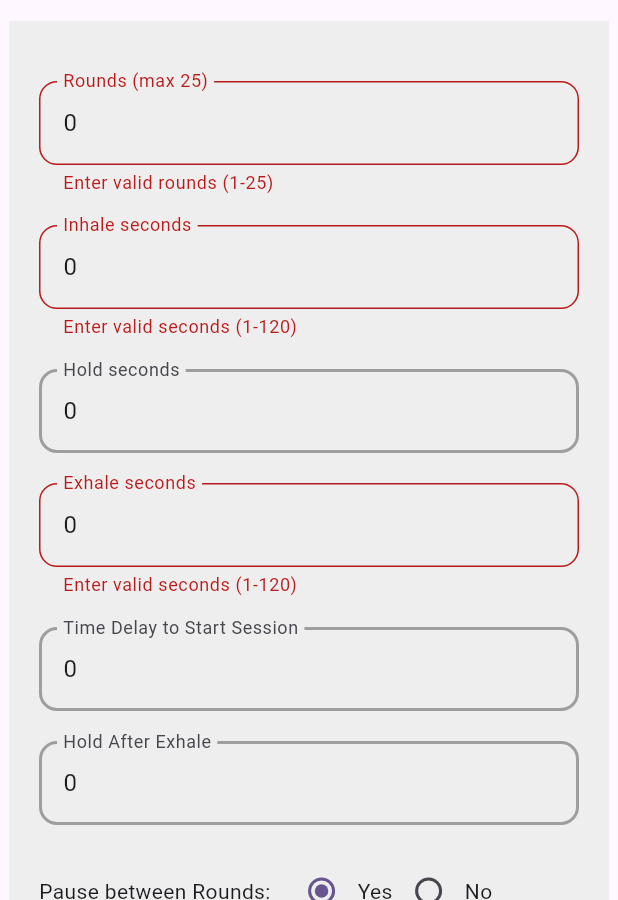
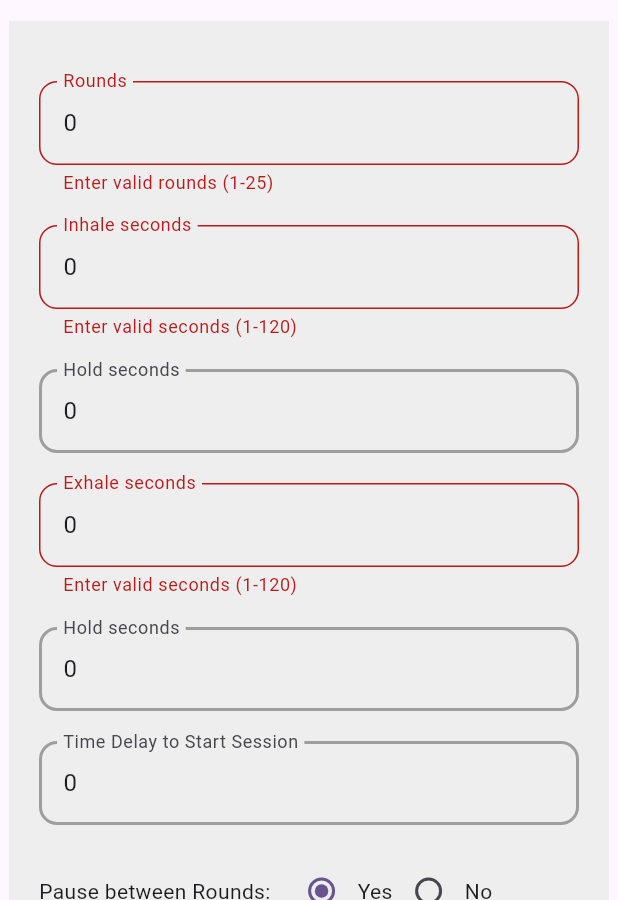
Before and after one commit to urvish-sojitra-seaflux/yoga_session, a Flutter app: the screen it shows after launch, after a tap on "Start Session", on a phone screen of 412 x 824 dp, the part 63-963 px from its top. Run offline on Flutter 3.47's test engine with Material 3 defaults, Android fonts, the phone set to English and light mode, and no system bars; our stand-ins replace flutter_tts.

Commit message:
refactor: simplify session phase handling and improve input validation in YogaScreen

```diff
--- a/lib/splash_screen.dart
+++ b/lib/splash_screen.dart
@@ -78,10 +78,9 @@ class _SplashScreenState extends State<SplashScreen>
                             Colors.blue.shade400,
                             Colors.redAccent,
                             Colors.amberAccent,
-                            Colors.blue.shade900,
+                            Colors.green,
                           ]).createShader(
-                            Rect.fromLTWH(0, 0, bounds.width, bounds.height),
-                          ),
+                              Rect.fromLTWH(0, 0, bounds.width, bounds.height)),
                           child: const Text(
                             'Welcome \nLets Start',
                             style: TextStyle(
--- a/lib/yoga_session/yoga_screen.dart
+++ b/lib/yoga_session/yoga_screen.dart
@@ -1,6 +1,7 @@
 import 'dart:async';
 
 import 'package:flutter/material.dart';
+import 'package:flutter/services.dart';
 import 'package:flutter_tts/flutter_tts.dart';
 
 class YogaScreen extends StatefulWidget {
@@ -60,37 +61,25 @@ class _YogaScreenState extends State<YogaScreen> {
 
   void _startRound() async {
     await _speak('Round $_currentRound start');
-    _startPhase('Inhale', _inhale, () async {
-      _startPhase('Hold', _hold, () async {
-        _startPhase('Exhale', _exhale, () async {
-          if (_holdAfterExhale > 0) {
-            _startPhase('Hold After Exhale', _holdAfterExhale, () async {
-              _afterExhalePause();
-            });
-          } else {
-            _afterExhalePause();
-          }
-        });
-      });
-    });
+    await _startPhase('Inhale', _inhale);
+    await _startPhase('Hold', _hold);
+    await _startPhase('Exhale', _exhale);
+    if (_holdAfterExhale > 0) {
+      await _startPhase('Hold After Exhale', _holdAfterExhale);
+    }
+    await _afterExhalePause();
   }
 
-  void _afterExhalePause() async {
+  Future<void> _afterExhalePause() async {
     if (_currentRound < _rounds) {
       await _speak('Round $_currentRound complete');
       if (_pauseRequired && _pauseSeconds > 0) {
-        _startPhase('Pause', _pauseSeconds, () {
-          setState(() {
-            _currentRound++;
-          });
-          _startRound();
-        });
-      } else {
-        setState(() {
-          _currentRound++;
-        });
-        _startRound();
+        await _startPhase('Pause', _pauseSeconds);
       }
+      setState(() {
+        _currentRound++;
+      });
+      _startRound();
     } else {
       await _speak('All rounds complete');
       setState(() {
@@ -99,13 +88,14 @@ class _YogaScreenState extends State<YogaScreen> {
     }
   }
 
-  void _startPhase(String phase, int seconds, VoidCallback onComplete) async {
+  Future<void> _startPhase(String phase, int seconds) async {
     setState(() {
       _phase = phase;
       _timeLeft = seconds;
     });
     _timer?.cancel();
     await _speak(phase);
+    final completer = Completer<void>();
     _timer = Timer.periodic(const Duration(seconds: 1), (timer) {
       if (_timeLeft > 1) {
         setState(() {
@@ -113,9 +103,10 @@ class _YogaScreenState extends State<YogaScreen> {
         });
       } else {
         timer.cancel();
-        onComplete();
+        completer.complete();
       }
     });
+    await completer.future;
   }
 
   @override
@@ -126,7 +117,7 @@ class _YogaScreenState extends State<YogaScreen> {
 
   Future<void> _setFemaleVoice() async {
     List<dynamic> voices = await _tts.getVoices;
-    // Try to find a female English voice
+
     final femaleVoice = voices.firstWhere(
       (v) =>
           ((v['gender']?.toString().toLowerCase() == 'female')) &&
@@ -143,7 +134,6 @@ class _YogaScreenState extends State<YogaScreen> {
 
       await _tts.setVoice(stringVoice);
     } else {
-      // fallback: set language to English and hope for female default
       await _tts.setLanguage('en-US');
     }
   }
@@ -196,9 +186,9 @@ class _YogaScreenState extends State<YogaScreen> {
           decoration: BoxDecoration(
             gradient: const LinearGradient(
               colors: [
-                Color(0xFF232526), // dark grey
-                Color(0xFF414345), // darker grey
-                Color(0xFF000000), // black
+                Color(0xFF232526),
+                Color(0xFF414345),
+                Color(0xFF000000),
               ],
               begin: Alignment.topLeft,
               end: Alignment.bottomRight,
@@ -244,7 +234,11 @@ class _YogaScreenState extends State<YogaScreen> {
           const SizedBox(height: 20),
           TextFormField(
             initialValue: _rounds.toString(),
-            decoration: commonInputDecoration('Rounds (max 25)'),
+            decoration: commonInputDecoration('Rounds'),
+            inputFormatters: [
+              FilteringTextInputFormatter.digitsOnly,
+              MaxValueInputFormatter(25),
+            ],
             keyboardType: TextInputType.number,
             validator: (v) {
               final val = int.tryParse(v ?? '');
@@ -259,6 +253,10 @@ class _YogaScreenState extends State<YogaScreen> {
           TextFormField(
             initialValue: _inhale.toString(),
             decoration: commonInputDecoration('Inhale seconds'),
+            inputFormatters: [
+              FilteringTextInputFormatter.digitsOnly,
+              MaxValueInputFormatter(120),
+            ],
             keyboardType: TextInputType.number,
             validator: (v) {
               final val = int.tryParse(v ?? '');
@@ -273,6 +271,10 @@ class _YogaScreenState extends State<YogaScreen> {
           TextFormField(
             initialValue: _hold.toString(),
             decoration: commonInputDecoration('Hold seconds'),
+            inputFormatters: [
+              FilteringTextInputFormatter.digitsOnly,
+              MaxValueInputFormatter(120),
+            ],
             keyboardType: TextInputType.number,
             validator: (v) {
               final val = int.tryParse(v ?? '');
@@ -287,6 +289,10 @@ class _YogaScreenState extends State<YogaScreen> {
           TextFormField(
             initialValue: _exhale.toString(),
             decoration: commonInputDecoration('Exhale seconds'),
+            inputFormatters: [
+              FilteringTextInputFormatter.digitsOnly,
+              MaxValueInputFormatter(120),
+            ],
             keyboardType: TextInputType.number,
             validator: (v) {
               final val = int.tryParse(v ?? '');
@@ -299,8 +305,30 @@ class _YogaScreenState extends State<YogaScreen> {
           ),
           const SizedBox(height: 20),
           TextFormField(
+            initialValue: _holdAfterExhale.toString(),
+            decoration: commonInputDecoration('Hold seconds'),
+            inputFormatters: [
+              FilteringTextInputFormatter.digitsOnly,
+              MaxValueInputFormatter(120),
+            ],
+            keyboardType: TextInputType.number,
+            validator: (v) {
+              final val = int.tryParse(v ?? '');
+              if (val == null || val < 0 || val > 120) {
+                return 'Enter valid seconds (0-120)';
+              }
+              return null;
+            },
+            onSaved: (v) => _holdAfterExhale = int.parse(v!),
+          ),
+          const SizedBox(height: 20),
+          TextFormField(
             initialValue: _delayToStart.toString(),
             decoration: commonInputDecoration('Time Delay to Start Session'),
+            inputFormatters: [
+              FilteringTextInputFormatter.digitsOnly,
+              MaxValueInputFormatter(120),
+            ],
             keyboardType: TextInputType.number,
             validator: (v) {
               final val = int.tryParse(v ?? '');
@@ -310,20 +338,6 @@ class _YogaScreenState extends State<YogaScreen> {
               return null;
             },
             onSaved: (v) => _delayToStart = int.parse(v!),
-          ),
-          const SizedBox(height: 20),
-          TextFormField(
-            initialValue: _holdAfterExhale.toString(),
-            decoration: commonInputDecoration('Hold After Exhale'),
-            keyboardType: TextInputType.number,
-            validator: (v) {
-              final val = int.tryParse(v ?? '');
-              if (val == null || val < 0 || val > 120) {
-                return 'Enter valid seconds (0-120)';
-              }
-              return null;
-            },
-            onSaved: (v) => _holdAfterExhale = int.parse(v!),
           ),
           const SizedBox(height: 20),
           Row(
@@ -366,6 +380,10 @@ class _YogaScreenState extends State<YogaScreen> {
               padding: const EdgeInsets.only(bottom: 20),
               child: TextFormField(
                 initialValue: _pauseSeconds.toString(),
+                inputFormatters: [
+                  FilteringTextInputFormatter.digitsOnly,
+                  MaxValueInputFormatter(5),
+                ],
                 decoration: commonInputDecoration('Pause Seconds'),
                 keyboardType: TextInputType.number,
                 validator: (v) {
@@ -384,9 +402,9 @@ class _YogaScreenState extends State<YogaScreen> {
             decoration: BoxDecoration(
               gradient: const LinearGradient(
                 colors: [
-                  Color(0xFF232526), // dark grey
-                  Color(0xFF414345), // darker grey
-                  Color(0xFF000000), // black
+                  Color(0xFF232526),
+                  Color(0xFF414345),
+                  Color(0xFF000000),
                 ],
                 begin: Alignment.topLeft,
                 end: Alignment.bottomRight,
@@ -442,3 +460,28 @@ class _YogaScreenState extends State<YogaScreen> {
     );
   }
 }
+
+class MaxValueInputFormatter extends TextInputFormatter {
+  final int max;
+
+  MaxValueInputFormatter(this.max);
+
+  @override
+  TextEditingValue formatEditUpdate(
+    TextEditingValue oldValue,
+    TextEditingValue newValue,
+  ) {
+    if (newValue.text.isEmpty) return newValue;
+
+    try {
+      final int value = int.parse(newValue.text);
+      if (value <= max) {
+        return newValue;
+      } else {
+        return oldValue;
+      }
+    } catch (e) {
+      return oldValue;
+    }
+  }
+}
```
